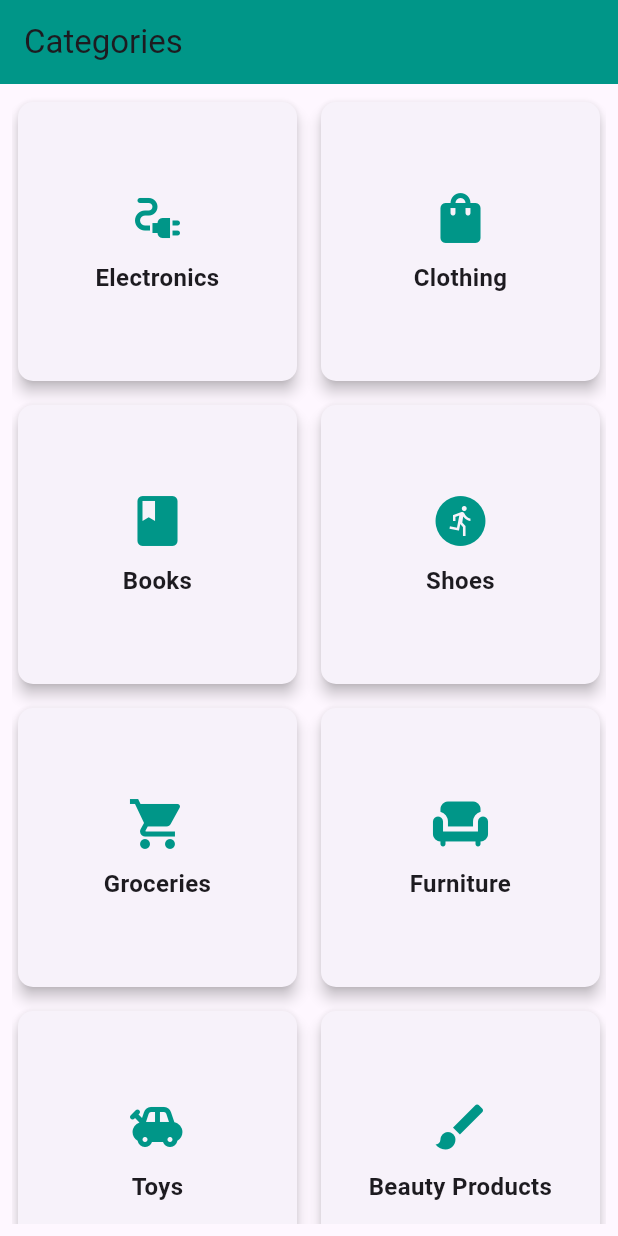
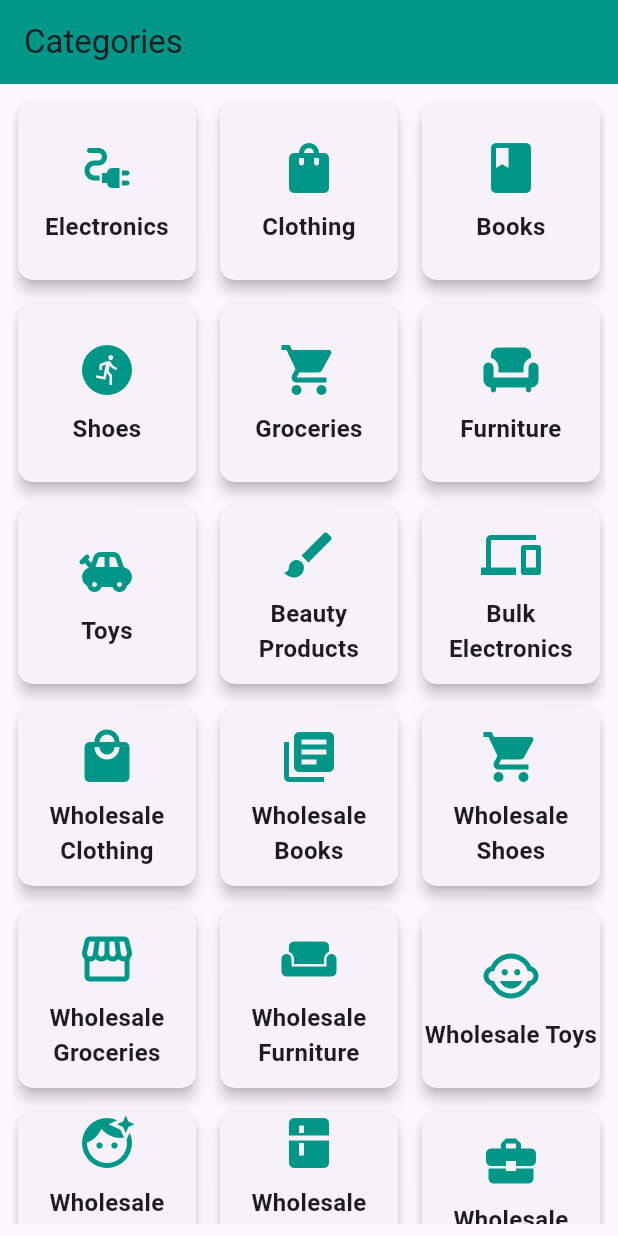
Before and after one commit to zegment-datalabs/VAN-App, a Flutter app: the CategoryPage screen opened directly, on a phone screen of 412 x 824 dp. Run offline on Flutter 3.47's test engine with Material 3 defaults, Android fonts, the phone set to English and light mode, and no system bars; our stand-ins replace cloud_firestore, firebase_auth, firebase_core, firebase_storage, image_picker; accounts and stored records are empty.

Commit message:
add category items

```diff
--- a/lib/categorypage.dart
+++ b/lib/category/categorypage.dart
@@ -15,6 +15,18 @@ class CategoryPage extends StatelessWidget {
       {'title': 'Furniture', 'icon': Icons.chair},
       {'title': 'Toys', 'icon': Icons.toys},
       {'title': 'Beauty Products', 'icon': Icons.brush},
+      // Wholesale-related categories
+      {'title': 'Bulk Electronics', 'icon': Icons.devices},
+      {'title': 'Wholesale Clothing', 'icon': Icons.local_mall},
+      {'title': 'Wholesale Books', 'icon': Icons.library_books},
+      {'title': 'Wholesale Shoes', 'icon': Icons.shopping_cart},
+      {'title': 'Wholesale Groceries', 'icon': Icons.storefront},
+      {'title': 'Wholesale Furniture', 'icon': Icons.weekend},
+      {'title': 'Wholesale Toys', 'icon': Icons.child_care},
+      {'title': 'Wholesale Beauty Products', 'icon': Icons.face_retouching_natural},
+      {'title': 'Wholesale Home Appliances', 'icon': Icons.kitchen},
+      {'title': 'Wholesale Office Supplies', 'icon': Icons.business_center},
+
     ];
 
     return Scaffold(
@@ -26,10 +38,10 @@ class CategoryPage extends StatelessWidget {
         padding: const EdgeInsets.all(8.0),
         child: GridView.builder(
           gridDelegate: const SliverGridDelegateWithFixedCrossAxisCount(
-            crossAxisCount: 2, // Number of columns
+            crossAxisCount: 3, // Set to 3 to have 3 columns per row
             crossAxisSpacing: 8.0,
             mainAxisSpacing: 8.0,
-            childAspectRatio: 1.0,
+            childAspectRatio: 1.0, // Keep the items square
           ),
           itemCount: categories.length,
           itemBuilder: (context, index) {
--- a/lib/login_page.dart
+++ b/lib/login_page.dart
@@ -1,6 +1,6 @@
 import 'package:flutter/material.dart';
 import 'signup_page.dart';
-import 'categorypage.dart';
+import 'category/categorypage.dart';
 
 // Forgot Password Page
 class ForgotPasswordPage extends StatelessWidget {
```
